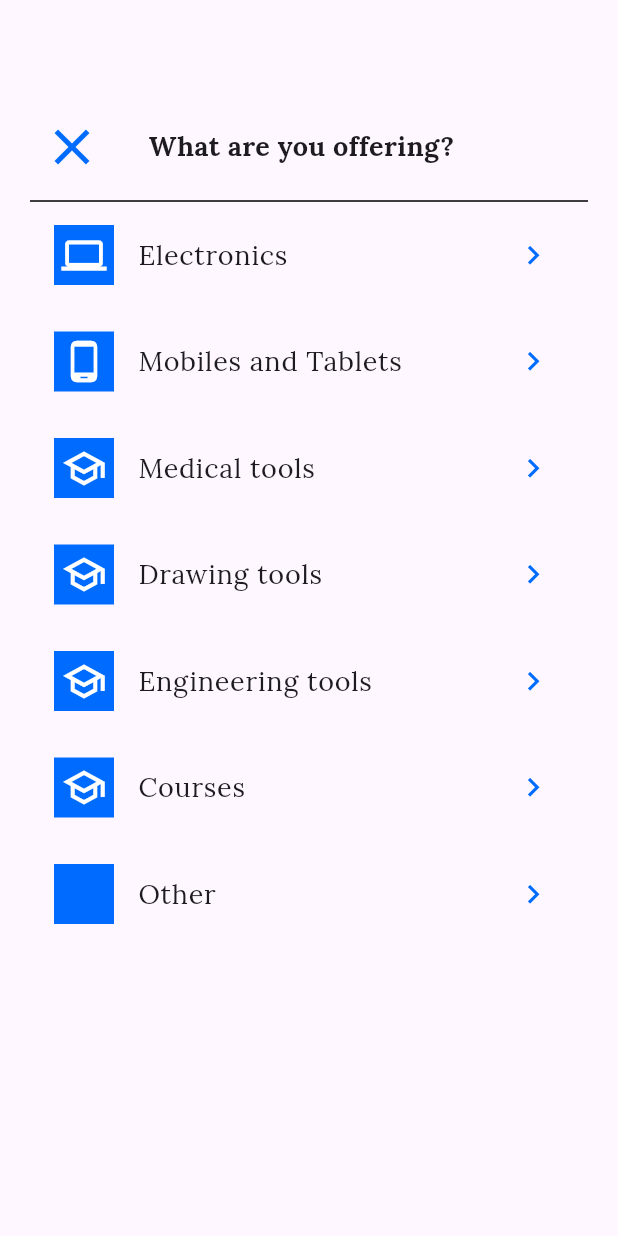
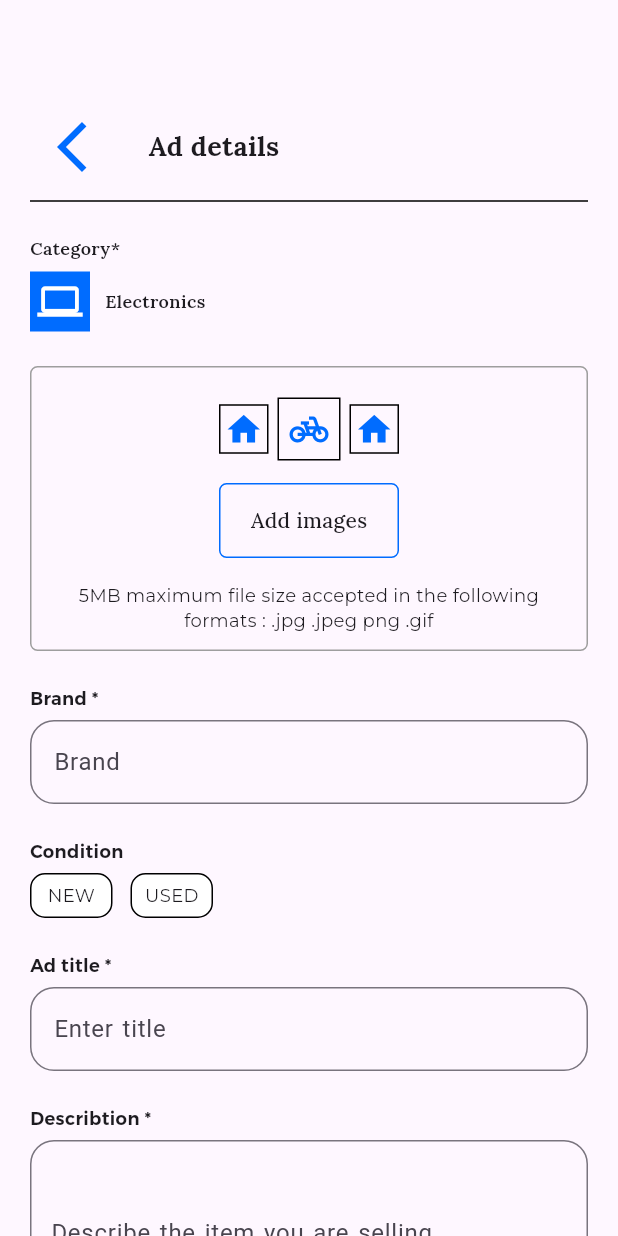
Before and after one commit to 3khaled3/snapDealsApp_readMe, a Flutter app: the AddView screen opened by its route, after a tap on "Electronics", on a phone screen of 412 x 824 dp. Run offline on Flutter 3.47's test engine with Material 3 defaults, Android fonts, the phone set to English and light mode, and no system bars; our stand-ins replace bloc, cloud_firestore, dartz, eva_icons_flutter, firebase_auth, firebase_database and 4 more; accounts and stored records are empty.

Commit message:
add ad details view

```diff
--- a/lib/app/auth_feature/view/widgets/custom_text_field.dart
+++ b/lib/app/auth_feature/view/widgets/custom_text_field.dart
@@ -13,9 +13,10 @@ class CustomTextFormField extends StatefulWidget {
   final String? Function(String?)? validator;
   final bool isPassword;
   final TextInputType? keyboardType;
+  final EdgeInsetsGeometry? height;
 
   const CustomTextFormField({
-    Key? key,
+    super.key,
     required this.hintText,
     this.labelText,
     this.prefixIcon,
@@ -25,7 +26,8 @@ class CustomTextFormField extends StatefulWidget {
     this.validator,
     this.isPassword = false,
     this.keyboardType,
-  }) : super(key: key);
+    this.height,
+  });
 
   @override
   State<CustomTextFormField> createState() => _CustomTextFormFieldState();
@@ -42,6 +44,7 @@ class _CustomTextFormFieldState extends State<CustomTextFormField> {
           keyboardType: widget.keyboardType ?? TextInputType.text,
           obscureText: obscureText,
           decoration: InputDecoration(
+            contentPadding: widget.height,
             labelStyle:
                 AppTextStyles.regular16().copyWith(color: ColorsBox.black),
             helperStyle:
--- a/lib/app/home_feature/view/navigation/home_router.dart
+++ b/lib/app/home_feature/view/navigation/home_router.dart
@@ -1,6 +1,7 @@
 //handle go router
 import 'package:go_router/go_router.dart';
 import 'package:flutter_bloc/flutter_bloc.dart';
+import 'package:snap_deals/app/home_feature/view/pages/add_details.dart';
 import 'package:snap_deals/app/home_feature/view/pages/add_view.dart';
 import 'package:snap_deals/app/home_feature/view/pages/courses.dart';
 import 'package:snap_deals/app/home_feature/view/pages/favorite_view.dart';
@@ -106,6 +107,23 @@ abstract class HomeRouter {
       },
     ),
 
+    GoRoute(
+      path: AddDetailsView.routeName,
+      builder: (context, state) {
+        AddDetailsArgs? args;
+        if (state.extra != null) {
+          args = state.extra as AddDetailsArgs;
+        }
+
+        return MultiBlocProvider(
+          providers: [
+            BlocProvider(create: (context) => ProductCubit()),
+          ],
+          child: AddDetailsView(args: args),
+        );
+      },
+    ),
+
     //add any other routes in same feature
   ];
 }
--- /dev/null
+++ b/lib/app/home_feature/view/pages/add_details.dart
@@ -0,0 +1,208 @@
+import 'package:flutter/material.dart';
+import 'package:snap_deals/app/auth_feature/view/widgets/custom_primary_button.dart';
+import 'package:snap_deals/app/auth_feature/view/widgets/custom_text_field.dart';
+import 'package:snap_deals/app/home_feature/view/widgets/custom_contanier.dart';
+import 'package:snap_deals/app/home_feature/view/widgets/custom_header_add_view.dart';
+import 'package:snap_deals/core/extensions/context_extension.dart';
+import 'package:snap_deals/core/extensions/sized_box_extension.dart';
+import 'package:snap_deals/core/themes/app_colors.dart';
+import 'package:snap_deals/core/themes/text_styles.dart';
+
+class AddDetailsArgs {}
+
+class AddDetailsView extends StatefulWidget {
+  const AddDetailsView({super.key, this.args});
+  static const String routeName = '/add_route';
+  final AddDetailsArgs? args;
+
+  @override
+  State<AddDetailsView> createState() => _AddDetailsViewState();
+}
+
+class _AddDetailsViewState extends State<AddDetailsView> {
+  @override
+  Widget build(BuildContext context) {
+    return Scaffold(
+      body: SingleChildScrollView(
+        child: Padding(
+          padding:
+              const EdgeInsets.only(top: 70, right: 20, left: 20, bottom: 20),
+          child: Column(
+            crossAxisAlignment: CrossAxisAlignment.start,
+            children: [
+              CustomHeaderAddView(
+                  title: context.tr.adDetails, icon: Icons.arrow_back_ios_new),
+              const Divider(
+                thickness: 1,
+                color: Colors.black,
+              ),
+              15.ph,
+              Text(
+                context.tr.category,
+                style: AppTextStyles.semiBold12()
+                    .copyWith(fontFamily: AppTextStyles.fontFamilyLora),
+              ),
+              7.ph,
+              Row(
+                children: [
+                  Container(
+                    height: 40,
+                    width: 40,
+                    decoration:
+                        const BoxDecoration(color: ColorsBox.brightBlue),
+                    child: const Icon(
+                      Icons.computer,
+                      color: ColorsBox.white,
+                      size: 30,
+                    ),
+                  ),
+                  10.pw,
+                  Text(
+                    context.tr.electronics,
+                    style: AppTextStyles.semiBold12()
+                        .copyWith(fontFamily: AppTextStyles.fontFamilyLora),
+                  ),
+                ],
+              ),
+              23.ph,
+              Container(
+                height: 190,
+                width: double.infinity,
+                decoration: BoxDecoration(
+                    border: Border.all(color: Colors.grey),
+                    borderRadius: BorderRadius.circular(5)),
+                child: Column(
+                  children: [
+                    20.ph,
+                    Row(
+                      mainAxisAlignment: MainAxisAlignment.center,
+                      children: [
+                        Container(
+                          height: 33,
+                          width: 33,
+                          decoration: BoxDecoration(border: Border.all()),
+                          child: const Icon(
+                            Icons.home,
+                            color: ColorsBox.brightBlue,
+                            size: 26,
+                          ),
+                        ),
+                        6.pw,
+                        Container(
+                          height: 42,
+                          width: 42,
+                          decoration: BoxDecoration(border: Border.all()),
+                          child: const Icon(
+                            Icons.pedal_bike,
+                            color: ColorsBox.brightBlue,
+                            size: 26,
+                          ),
+                        ),
+                        6.pw,
+                        Container(
+                          height: 33,
+                          width: 33,
+                          decoration: BoxDecoration(border: Border.all()),
+                          child: const Icon(
+                            Icons.home,
+                            color: ColorsBox.brightBlue,
+                            size: 26,
+                          ),
+                        ),
+                      ],
+                    ),
+                    15.ph,
+                    InkWell(
+                      onTap: () {},
+                      child: CustomContainer(
+                        width: 120,
+                        height: 50,
+                        text: context.tr.addImages,
+                        textStyle: AppTextStyles.medium14()
+                            .copyWith(fontFamily: AppTextStyles.fontFamilyLora),
+                        borderColor: ColorsBox.brightBlue,
+                        borderRadius: 5.0,
+                        onTap: () {},
+                      ),
+                    ),
+                    16.ph,
+                    Text(
+                      context.tr.addImageDis,
+                      style: AppTextStyles.regular12(),
+                      textAlign: TextAlign.center,
+                    ),
+                  ],
+                ),
+              ),
+              23.ph,
+              Text(
+                context.tr.brand,
+                style: AppTextStyles.semiBold12(),
+              ),
+              6.ph,
+              CustomTextFormField(hintText: context.tr.brandHint),
+              23.ph,
+              Text(
+                context.tr.condition,
+                style: AppTextStyles.semiBold12(),
+              ),
+              6.ph,
+              Row(
+                children: [
+                  CustomContainer(
+                    width: 55,
+                    height: 30,
+                    backgroundColor: ColorsBox.white,
+                    text: context.tr.newWord,
+                    textStyle: AppTextStyles.regular12(),
+                    borderColor: Colors.black,
+                    borderRadius: 10.0,
+                    onTap: () {
+                      // TODO change background color
+                    },
+                  ),
+                  12.pw,
+                  CustomContainer(
+                    width: 55,
+                    height: 30,
+                    backgroundColor: ColorsBox.white,
+                    text: context.tr.used,
+                    textStyle: AppTextStyles.regular12(),
+                    borderColor: Colors.black,
+                    borderRadius: 10.0,
+                    onTap: () {
+                      // TODO change background color
+                    },
+                  ),
+                ],
+              ),
+              23.ph,
+              Text(
+                context.tr.adTitle,
+                style: AppTextStyles.semiBold12(),
+              ),
+              6.ph,
+              CustomTextFormField(hintText: context.tr.enterTitle),
+              23.ph,
+              Text(
+                context.tr.describtion,
+                style: AppTextStyles.semiBold12(),
+              ),
+              6.ph,
+              CustomTextFormField(
+                hintText: context.tr.describtionHint,
+                height: const EdgeInsets.only(
+                  bottom: 100,
+                  left: 10,
+                  right: 10,
+                ),
+              ),
+              7.ph,
+              CustomPrimaryButton(title: context.tr.nextButton, onTap: () {})
+            ],
+          ),
+        ),
+      ),
+    );
+  }
+}
--- a/lib/app/home_feature/view/pages/add_view.dart
+++ b/lib/app/home_feature/view/pages/add_view.dart
@@ -1,6 +1,8 @@
 import 'package:flutter/material.dart';
 import 'package:go_router/go_router.dart';
 import 'package:snap_deals/app/auth_feature/view/widgets/custom_list_tile.dart';
+import 'package:snap_deals/app/home_feature/view/pages/add_details.dart';
+import 'package:snap_deals/app/home_feature/view/widgets/custom_header_add_view.dart';
 import 'package:snap_deals/core/extensions/context_extension.dart';
 import 'package:snap_deals/core/extensions/sized_box_extension.dart';
 import 'package:snap_deals/core/themes/app_colors.dart';
@@ -8,7 +10,7 @@ import 'package:snap_deals/core/themes/text_styles.dart';
 
 class AddView extends StatelessWidget {
   const AddView({super.key});
-  static const String routeName = '/add_route';
+  static const String routeName = '/add_details_route';
   @override
   Widget build(BuildContext context) {
     return Scaffold(
@@ -16,67 +18,67 @@ class AddView extends StatelessWidget {
         padding: const EdgeInsets.only(top: 70, right: 20, left: 20),
         child: Column(
           children: [
-            Row(
-              children: [
-                IconButton(
-                    onPressed: () {
-                      GoRouter.of(context).pop();
-                    },
-                    icon: const Icon(
-                      Icons.close,
-                      color: ColorsBox.brightBlue,
-                      size: 40,
-                    )),
-                23.pw,
-                Text(
-                  context.tr.addTitle,
-                  style: AppTextStyles.bold18()
-                      .copyWith(fontFamily: AppTextStyles.fontFamilyLora),
-                )
-              ],
-            ),
+            CustomHeaderAddView(title: context.tr.addTitle, icon: Icons.close),
             const Divider(
               thickness: 1,
               color: Colors.black,
             ),
             CustomListTile(
               title: context.tr.electronics,
-              onTap: () {},
+              onTap: () {
+                GoRouter.of(context)
+                    .push(AddDetailsView.routeName, extra: AddDetailsArgs());
+              },
               leadingIcon: Icons.computer,
               isAddView: true,
             ),
             15.ph,
             CustomListTile(
               title: context.tr.mobilesAndTablets,
-              onTap: () {},
+              onTap: () {
+                GoRouter.of(context)
+                    .push(AddDetailsView.routeName, extra: AddDetailsArgs());
+              },
               leadingIcon: Icons.phone_android,
               isAddView: true,
             ),
             15.ph,
             CustomListTile(
               title: context.tr.medicalTools,
-              onTap: () {},
+              onTap: () {
+                GoRouter.of(context)
+                    .push(AddDetailsView.routeName, extra: AddDetailsArgs());
+              },
               isAddView: true,
               leadingIcon: Icons.school_outlined,
             ),
             15.ph,
             CustomListTile(
               title: context.tr.drawingTools,
-              onTap: () {},
+              onTap: () {
+                GoRouter.of(context)
+                    .push(AddDetailsView.routeName, extra: AddDetailsArgs());
+              },
               isAddView: true,
               leadingIcon: Icons.school_outlined,
             ),
             15.ph,
             CustomListTile(
               title: context.tr.engineeringTools,
-              onTap: () {},
+              onTap: () {
+                GoRouter.of(context)
+                    .push(AddDetailsView.routeName, extra: AddDetailsArgs());
+              },
               isAddView: true,
               leadingIcon: Icons.school_outlined,
             ),
             15.ph,
             CustomListTile(
               title: context.tr.courses,
-              onTap: () {},
+              onTap: () {
+                GoRouter.of(context)
+                    .push(AddDetailsView.routeName, extra: AddDetailsArgs());
+              },
               isAddView: true,
               leadingIcon: Icons.school_outlined,
             ),
@@ -97,7 +99,10 @@ class AddView extends StatelessWidget {
                 color: ColorsBox.brightBlue,
                 size: 25,
               ),
-              onTap: () {},
+              onTap: () {
+                GoRouter.of(context)
+                    .push(AddDetailsView.routeName, extra: AddDetailsArgs());
+              },
             )
           ],
         ),
--- /dev/null
+++ b/lib/app/home_feature/view/widgets/custom_contanier.dart
@@ -0,0 +1,65 @@
+// Reusable Custom Widget
+import 'package:flutter/material.dart';
+
+class CustomContainer extends StatelessWidget {
+  final double width;
+  final double height;
+  final String text;
+  final TextStyle? textStyle;
+  final Color borderColor;
+  final double borderRadius;
+  final VoidCallback onTap;
+  final Color? backgroundColor;
+
+  const CustomContainer({
+    super.key,
+    required this.width,
+    required this.height,
+    required this.text,
+    this.textStyle,
+    this.borderColor = Colors.black,
+    this.borderRadius = 10.0,
+    required this.onTap,
+    this.backgroundColor,
+  });
+
+  @override
+  Widget build(BuildContext context) {
+    return InkWell(
+      onTap: onTap,
+      child: Container(
+        width: width,
+        height: height,
+        decoration: BoxDecoration(
+          border: Border.all(color: borderColor),
+          borderRadius: BorderRadius.circular(borderRadius),
+          color: backgroundColor,
+        ),
+        child: Center(
+          child: Text(
+            text,
+            style: textStyle ?? const TextStyle(fontSize: 14),
+          ),
+        ),
+      ),
+    );
+  }
+}
+
+// Usage Example
+// CustomContainer(
+//   width: 55,
+//   height: 30,
+//   text: context.tr.newWord,
+//   textStyle: AppTextStyles.regular12(),
+//   borderColor: Colors.black,
+//   borderRadius: 10.0,
+// )
+// CustomContainer(
+//   width: 120,
+//   height: 50,
+//   text: context.tr.addImages,
+//   textStyle: AppTextStyles.medium14().copyWith(fontFamily: AppTextStyles.fontFamilyLora),
+//   borderColor: ColorsBox.brightBlue,
+//   borderRadius: 5.0,
+// )
--- /dev/null
+++ b/lib/app/home_feature/view/widgets/custom_header_add_view.dart
@@ -0,0 +1,34 @@
+import 'package:flutter/material.dart';
+import 'package:go_router/go_router.dart';
+import 'package:snap_deals/core/extensions/sized_box_extension.dart';
+import 'package:snap_deals/core/themes/app_colors.dart';
+import 'package:snap_deals/core/themes/text_styles.dart';
+
+class CustomHeaderAddView extends StatelessWidget {
+  const CustomHeaderAddView(
+      {super.key, required this.title, required this.icon});
+  final String title;
+  final IconData icon;
+  @override
+  Widget build(BuildContext context) {
+    return Row(
+      children: [
+        IconButton(
+            onPressed: () {
+              GoRouter.of(context).pop();
+            },
+            icon: Icon(
+              icon,
+              color: ColorsBox.brightBlue,
+              size: 40,
+            )),
+        23.pw,
+        Text(
+          title,
+          style: AppTextStyles.bold18()
+              .copyWith(fontFamily: AppTextStyles.fontFamilyLora),
+        )
+      ],
+    );
+  }
+}
--- a/lib/core/localization/l10n/intl_en.arb
+++ b/lib/core/localization/l10n/intl_en.arb
@@ -87,5 +87,18 @@
     "drawingTools":"Drawing tools",
     "engineeringTools":"Engineering tools",
     "courses":"Courses",
-    "other":"Other"
+    "other":"Other",
+    "adDetails":"Ad details",
+    "category":"Category*",
+    "addImages":"Add images",
+    "addImageDis":"5MB maximum file size accepted in the following formats : .jpg .jpeg png .gif",
+    "brand":"Brand *",
+    "brandHint":"Brand",
+    "condition":"Condition",
+    "used":"USED",
+    "newWord":"NEW",
+    "adTitle":"Ad title *",
+    "enterTitle":"Enter title",
+    "describtion":"Describtion *",
+    "describtionHint":"Describe the item you are selling"
 }
```
Also changed, not shown: lib/core/localization/generated/intl/messages_en.dart, lib/core/localization/generated/l10n.dart.
